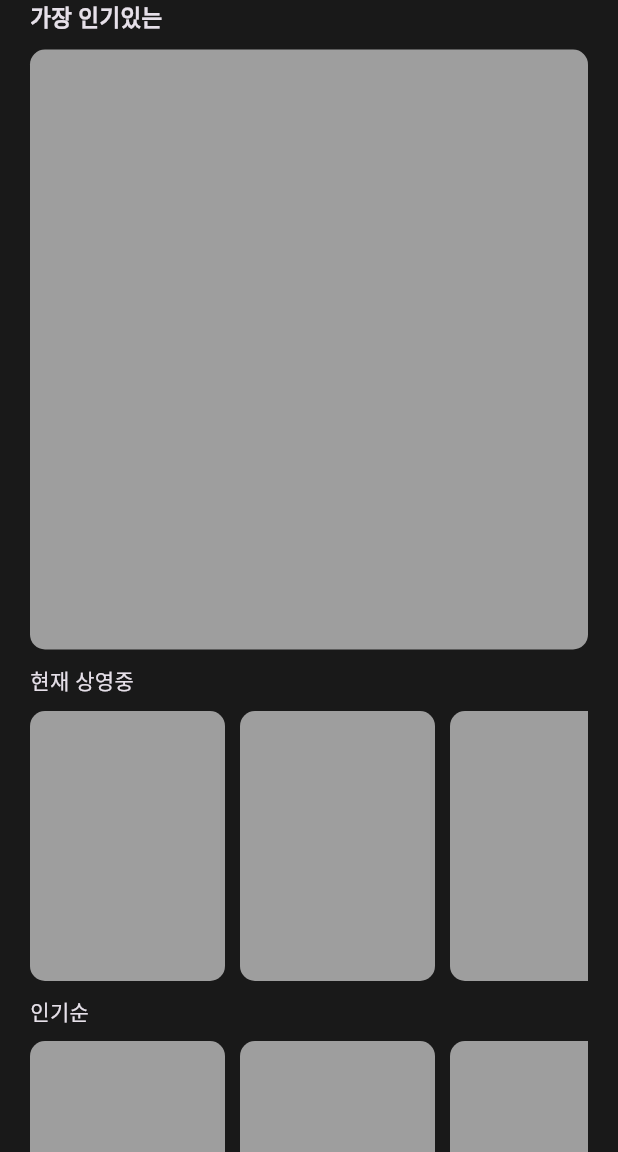
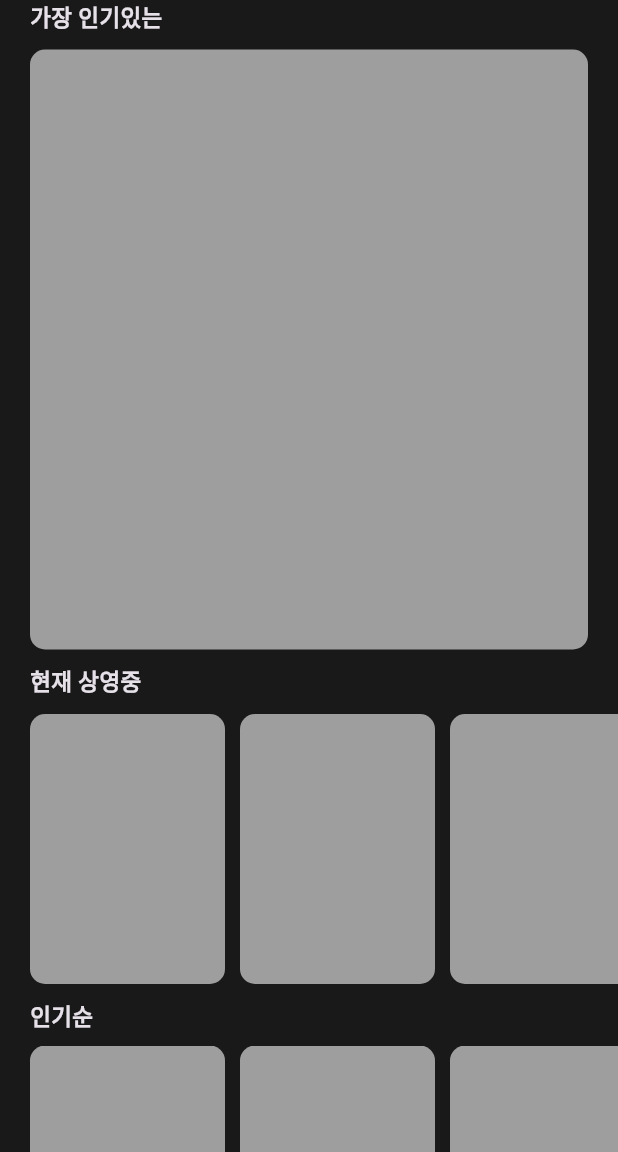
Before and after one commit to seoyeon-haru/flutter_movie_app, a Flutter app: the screen it shows after launch, on a phone screen of 412 x 824 dp, the part 84-1236 px from its top. Run offline on Flutter 3.47's test engine with Material 3 defaults, Android fonts, the phone set to English and light mode, and no system bars; our stand-ins replace flutter_riverpod, lottie.

```diff
--- a/lib/pages/List/Widgets/now_playing_list.dart
+++ b/lib/pages/List/Widgets/now_playing_list.dart
@@ -5,16 +5,26 @@ class NowPlayingList extends StatelessWidget {
   Widget build(BuildContext context) {
     return Column(
       children: [
-        Row(
-          children: [
-            Text('현재 상영중')
-          ],
+        Padding(
+          padding: const EdgeInsets.symmetric(horizontal: 20),
+          child: Row(
+            children: [
+              Text(
+                '현재 상영중',
+                style: TextStyle(
+                  fontWeight: FontWeight.bold,
+                  fontSize: 15,
+                ),
+              )
+            ],
+          ),
         ),
         SizedBox(height: 10),
         SizedBox(
           // 가로 스크롤 시 높이 지정 필요
           height: 180,
           child: ListView.separated(
+            padding: EdgeInsets.symmetric(horizontal: 20),
             scrollDirection: Axis.horizontal,
             itemBuilder: (context, index) {
               return Container(
--- a/lib/pages/List/Widgets/popular_list.dart
+++ b/lib/pages/List/Widgets/popular_list.dart
@@ -5,14 +5,26 @@ class PopularList extends StatelessWidget {
   Widget build(BuildContext context) {
     return Column(
       children: [
-        Row(
-          children: [Text('인기순')],
+        Padding(
+          padding: const EdgeInsets.symmetric(horizontal: 20),
+          child: Row(
+            children: [
+              Text(
+                '인기순',
+                style: TextStyle(
+                  fontWeight: FontWeight.bold,
+                  fontSize: 15,
+                ),
+              ),
+            ],
+          ),
         ),
         SizedBox(height: 10),
         SizedBox(
           // 가로 스크롤 시 높이 지정 필요
           height: 180,
           child: ListView.separated(
+            padding: EdgeInsets.symmetric(horizontal: 20),
             scrollDirection: Axis.horizontal,
             itemBuilder: (context, index) {
               return Container(
--- a/lib/pages/List/Widgets/trending_list.dart
+++ b/lib/pages/List/Widgets/trending_list.dart
@@ -1,9 +1,13 @@
+
 import 'package:flutter/material.dart';
+import 'package:flutter_movie_app/pages/detail/detail_page.dart';
 
 class TrendingList extends StatelessWidget {
   @override
   Widget build(BuildContext context) {
-    return Column(
+    return Padding(
+      padding: const EdgeInsets.symmetric(horizontal: 20),
+      child: Column(
         children: [
           Row(
             children: [
@@ -17,15 +21,23 @@ class TrendingList extends StatelessWidget {
             ],
           ),
           SizedBox(height: 10),
-        Container(
+          GestureDetector(
+            onTap: () {
+              Navigator.push(context, MaterialPageRoute(builder:(context) {
+                return DetailPage();
+              },));
+            },
+            child: Container(
               width: double.infinity,
               height: 400,
               decoration: BoxDecoration(
                 color: Colors.grey,
                 borderRadius: BorderRadius.circular(10),
               ),
+            ),
           )
         ],
+      ),
     );
   }
 }
--- a/lib/pages/List/list_page.dart
+++ b/lib/pages/List/list_page.dart
@@ -23,7 +23,6 @@ class ListPage extends StatelessWidget {
         ),
       ),
       body: ListView(
-        padding: EdgeInsets.symmetric(horizontal: 20),
         children: [
           TrendingList(),
           SizedBox(height: 10),
@@ -34,8 +33,6 @@ class ListPage extends StatelessWidget {
           TopRatedList(),
           SizedBox(height: 10),
           UpcomingList(),
-          SizedBox(height: 10),
-          BottomMyTab(),
         ],
       ),
     );
--- a/lib/pages/welcome/welcome_page.dart
+++ b/lib/pages/welcome/welcome_page.dart
@@ -52,9 +52,10 @@ class _WelcomePageState extends State<WelcomePage>
           child: Lottie.asset('assets/Movie.json',
               // 재생/정지/진행률을 제어
               controller: _controller,
+
               /// onLoaded 애니메이션 리소스가 메모리에 로드된 순간 콜백
               onLoaded: (composition) {
-                // Lottie 길이를 컨트롤러에 동일하게 설정
+            // Lottie 길이를 컨트롤러에 동일하게 설정
             _controller.duration = composition.duration;
             // 처음부터 끝까지 1회 재생 시작
             _controller.forward();
```
Also changed, not shown: lib/pages/List/Widgets/top_rated_list.dart (+14 -2 lines), lib/pages/List/Widgets/upcoming_list.dart (+14 -2 lines), lib/pages/detail/detail_page.dart (added, +23 -0 lines), lib/pages/detail/widgets/movie_content.dart (added, +127 -0 lines), lib/pages/detail/widgets/movie_image.dart (added, +15 -0 lines). Lines whose indentation alone changed are shown as unchanged.
